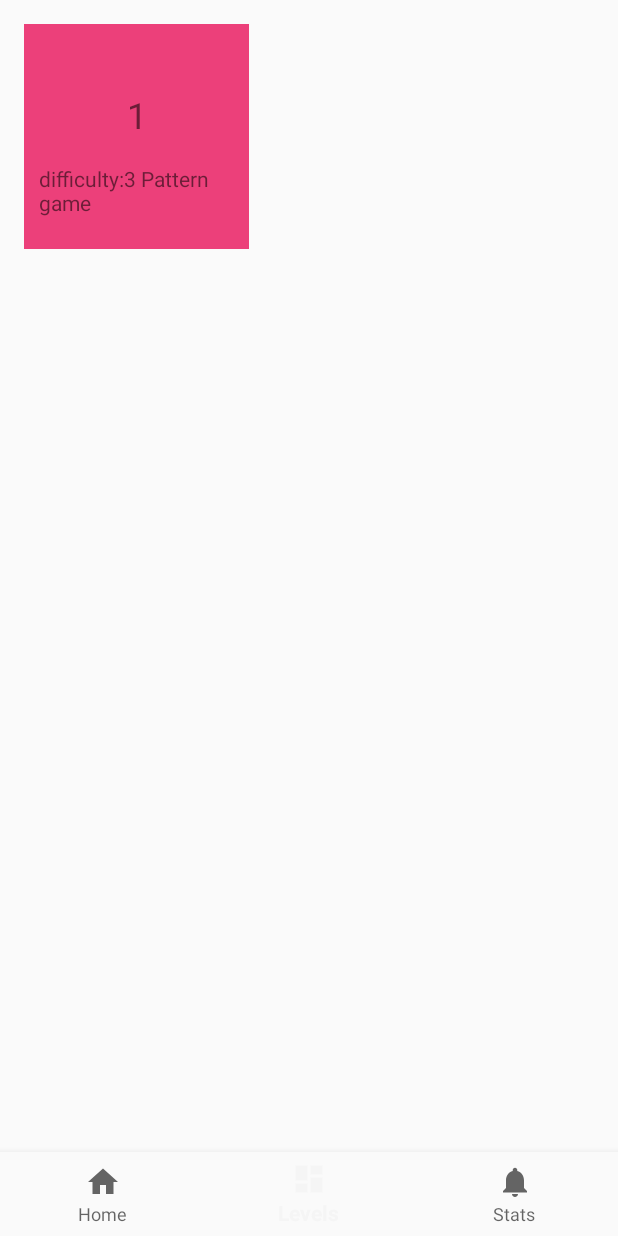
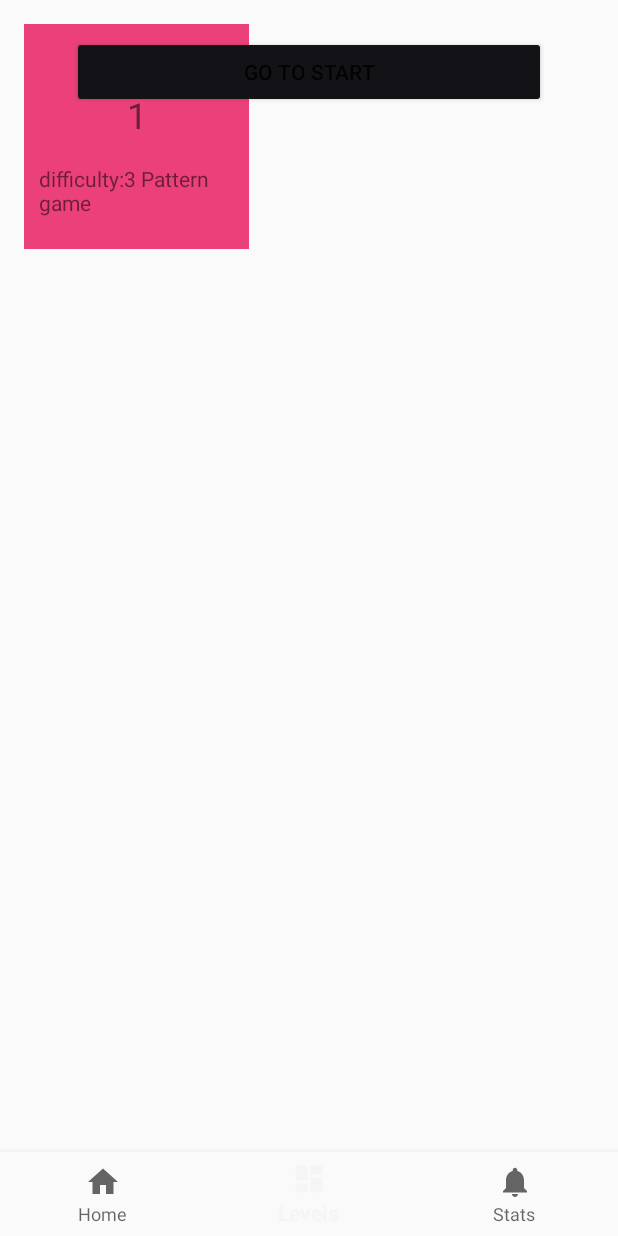
Before and after one commit to timesnewrman/braintestNJNJ, an Android app: the DashboardFragment screen opened through its navigation route, on a phone screen of 412 x 824 dp. Run offline under Robolectric (Android 15) with nearby library versions, the phone set to English and light mode, and no system bars; our stand-ins replace Firebase (no records; nobody signed in at launch, a user with empty details on screens opened directly), navigation-ui.

Commit message:
27.05 22:51 final major update until release

```diff
--- a/app/src/main/java/com/example/myapplication/data/Level.java
+++ b/app/src/main/java/com/example/myapplication/data/Level.java
@@ -43,11 +43,9 @@ public class Level {
     public Level(int seed) {
         this.seed = seed;
         rand.setSeed(seed);
-        this.difficulty=seed%19+3;
-        this.activity = Arrays.asList(
-                GameCardActivity.class,
-                GameMathActivity.class
-        ).get(seed%2);
+        Object[] calc = calculate(seed);
+        this.difficulty =(Integer) calc[0];
+        this.activity = calc[1];
     }
 
 
@@ -67,4 +65,14 @@ public class Level {
                 "seed=" + seed +
                 '}';
     }
+
+    public static Object[] calculate(int seed){
+        Object[] calc = new Object[2];
+        calc[0] = seed%19+3;
+        calc[1] = Arrays.asList(
+                GameCardActivity.class,
+                GameMathActivity.class
+        ).get(seed%2);
+        return calc;
+    }
 }
--- a/app/src/main/java/com/example/myapplication/ui/dashboard/DashboardFragment.java
+++ b/app/src/main/java/com/example/myapplication/ui/dashboard/DashboardFragment.java
@@ -1,4 +1,5 @@
 package com.example.myapplication.ui.dashboard;
+
 
 import android.content.Context;
 import android.content.SharedPreferences;
@@ -7,12 +8,12 @@ import android.util.Log;
 import android.view.LayoutInflater;
 import android.view.View;
 import android.view.ViewGroup;
+import android.widget.Button;
 import android.widget.TextView;
 
 import androidx.annotation.NonNull;
 import androidx.constraintlayout.widget.ConstraintLayout;
 import androidx.fragment.app.Fragment;
-import androidx.lifecycle.ViewModelProvider;
 import androidx.recyclerview.widget.GridLayoutManager;
 import androidx.recyclerview.widget.RecyclerView;
 
@@ -21,13 +22,19 @@ import com.example.myapplication.data.LevelAdapter;
 import com.example.myapplication.databinding.FragmentDashboardBinding;
 
 import java.util.ArrayList;
-import java.util.Objects;
 
-public class DashboardFragment extends Fragment implements View.OnClickListener {
+public class DashboardFragment
+        extends Fragment
+        implements View.OnClickListener,
+                    View.OnScrollChangeListener
+{
 
     private final String TAG = this.getClass().getSimpleName();
+    private Button go_start;
     private final ArrayList<Level> list = new ArrayList<>();
     private SharedPreferences localData;
+
+    RecyclerView levelView;
 
     private FragmentDashboardBinding binding;
 
@@ -37,12 +44,15 @@ public class DashboardFragment extends Fragment implements View.OnClickListener
         binding = FragmentDashboardBinding.inflate(inflater, container, false);
         localData = requireActivity().getSharedPreferences("level", Context.MODE_PRIVATE);
 
+        go_start = binding.dashboardButtonstart;
+        go_start.setOnClickListener(this);
+
         displayAdapterView();
         return binding.getRoot();
     }
     private void displayAdapterView(){
 
-        RecyclerView levelView = binding.dashboardRecyclerview;
+        levelView = binding.dashboardRecyclerview;
 
         Log.i(TAG, String.valueOf(localData.getInt("level", 666)));
         for (int i=0; i<localData.getInt("level", 1); i++) list.add(new Level(i));
@@ -53,7 +63,11 @@ public class DashboardFragment extends Fragment implements View.OnClickListener
         levelView.setAdapter(levelAdapter);
 
         levelView.smoothScrollToPosition(list.size()-1);
+
+        levelView.setOnScrollChangeListener(this);
     }
+
+
     @Override
     public void onDestroyView() {
         super.onDestroyView();
@@ -74,5 +88,18 @@ public class DashboardFragment extends Fragment implements View.OnClickListener
             list.get(number-1).start(getContext(), scenario);
         }
 
+        if (v == go_start) {
+            levelView.smoothScrollToPosition(0);
+            go_start.setVisibility(View.GONE);
+        }
+    }
+
+    @Override
+    public void onScrollChange(View v, int scrollX, int scrollY, int oldScrollX, int oldScrollY) {
+        go_start.setVisibility(oldScrollY > -1?
+                View.VISIBLE:
+                View.GONE);
+
+        Log.i(TAG, String.valueOf(oldScrollY));
     }
 }
--- a/app/src/main/java/com/example/myapplication/ui/home/HomeFragment.java
+++ b/app/src/main/java/com/example/myapplication/ui/home/HomeFragment.java
@@ -43,13 +43,31 @@ public class HomeFragment extends Fragment implements View.OnClickListener {
             View root = binding.getRoot();
 
             localData = requireContext().getSharedPreferences("level", Context.MODE_PRIVATE);
+
             initButtons();
-
+            initChallenge();
 
             return root;
         }catch (Exception e){
             Log.e("home","on create view", e);
             throw e;
+        }
+    }
+
+    private void initChallenge() {
+        int dateData = localData.getInt("date", -1);
+        LocalDate date = LocalDate.now();
+
+        currentDate = Integer.parseInt(date.format(DateTimeFormatter.ofPattern("D")));
+        binding.totalstarchallenge.setText(String.valueOf(Level.calculate(currentDate)[0]));
+
+        if (dateData != currentDate) {
+            binding.challengeOfDay.setOnClickListener(this);
+        } else {
+            binding.challengeOfDay.setCardBackgroundColor(requireContext().getColor(R.color.card_background));
+            binding.homeCardtitle1.setTextColor(requireContext().getColor(R.color.dark));
+            binding.challengeAccept.setVisibility(View.GONE);
+            binding.homeCardtitle1.setText(R.string.challenge_completed);
         }
     }
 
@@ -60,21 +78,6 @@ public class HomeFragment extends Fragment implements View.OnClickListener {
         imath.setOnClickListener(this);
         ilogin = binding.mainLoginintentRegister;
         ilogin.setOnClickListener(this);
-
-
-        int dateData = localData.getInt("date", -1);
-        LocalDate date = LocalDate.now();
-
-        currentDate = Integer.parseInt(date.format(DateTimeFormatter.ofPattern("D")));
-
-        if (dateData != currentDate) {
-            binding.challengeOfDay.setOnClickListener(this);
-        } else {
-            binding.challengeOfDay.setCardBackgroundColor(requireContext().getColor(R.color.card_background));
-            binding.homeCardtitle1.setTextColor(requireContext().getColor(R.color.dark));
-            binding.challengeAccept.setVisibility(View.GONE);
-            binding.homeCardtitle1.setText(R.string.challenge_completed);
-        }
     }
 
     @Override
--- a/app/src/main/res/layout/activity_login.xml
+++ b/app/src/main/res/layout/activity_login.xml
@@ -66,7 +66,7 @@
         android:layout_height="wrap_content"
         android:layout_marginTop="16dp"
         android:backgroundTint="@color/accent"
-        android:padding="32dp"
+        android:padding="16dp"
         android:text="@string/action_sign_in_short"
         app:layout_constraintBottom_toBottomOf="parent"
         app:layout_constraintEnd_toEndOf="parent"
@@ -81,8 +81,10 @@
         android:layout_width="wrap_content"
         android:layout_height="wrap_content"
         android:layout_marginTop="4dp"
+        android:backgroundTint="?android:attr/windowBackground"
         android:padding="8dp"
         android:text="@string/action_sign_in_short"
+        android:textColor="@color/dark"
         app:layout_constraintBottom_toBottomOf="parent"
         app:layout_constraintEnd_toEndOf="parent"
         app:layout_constraintStart_toStartOf="parent"
--- a/app/src/main/res/layout/fragment_dashboard.xml
+++ b/app/src/main/res/layout/fragment_dashboard.xml
@@ -6,12 +6,41 @@
     android:layout_height="match_parent"
     tools:context=".ui.dashboard.DashboardFragment">
 
-    <androidx.recyclerview.widget.RecyclerView
-        android:id="@+id/dashboard_recyclerview"
+    <RelativeLayout
         android:layout_width="match_parent"
         android:layout_height="match_parent"
+        android:gravity="center"
         app:layout_constraintBottom_toBottomOf="parent"
         app:layout_constraintEnd_toEndOf="parent"
         app:layout_constraintStart_toStartOf="parent"
-        app:layout_constraintTop_toTopOf="parent" />
+        app:layout_constraintTop_toTopOf="parent">
+
+        <androidx.recyclerview.widget.RecyclerView
+            android:id="@+id/dashboard_recyclerview"
+            android:layout_width="match_parent"
+            android:layout_height="match_parent">
+
+        </androidx.recyclerview.widget.RecyclerView>
+
+        <Button
+            android:id="@+id/dashboard_buttonstart"
+            android:layout_width="wrap_content"
+            android:layout_height="wrap_content"
+            android:layout_alignParentStart="true"
+            android:layout_alignParentEnd="true"
+            android:layout_marginStart="40dp"
+            android:layout_marginTop="16dp"
+            android:layout_marginEnd="40dp"
+            android:backgroundTint="@color/dark"
+            android:pointerIcon="none"
+            android:text="@string/go_to_start"
+            android:visibility="visible"
+            app:icon="?attr/actionModeCloseDrawable"
+            app:iconTint="@color/white"
+            app:layout_constraintEnd_toEndOf="parent"
+            app:layout_constraintStart_toStartOf="parent"
+            app:layout_constraintTop_toTopOf="parent" />
+
+    </RelativeLayout>
+
 </androidx.constraintlayout.widget.ConstraintLayout>
--- a/app/src/main/res/layout/fragment_home.xml
+++ b/app/src/main/res/layout/fragment_home.xml
@@ -63,7 +63,7 @@
                         app:layout_constraintTop_toBottomOf="@+id/home_cardtitle_1" />
 
                     <TextView
-                        android:id="@+id/textView2"
+                        android:id="@+id/totalstarchallenge"
                         android:layout_width="wrap_content"
                         android:layout_height="wrap_content"
                         android:layout_marginStart="16dp"
--- a/app/src/main/res/values/strings.xml
+++ b/app/src/main/res/values/strings.xml
@@ -77,6 +77,8 @@
     <string name="invalid_email">Invalid email</string>
     <string name="invalid_fields">Please fill in all fields.</string>
     <string name="level_item_difficultytext">difficulty:</string>
+    <string name="go_to_start">Go to start</string>
+    <string name="go_to_end">Go to end</string>
 
 
 </resources>
```
